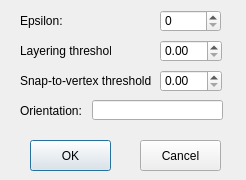
This is LEGO/DPOptionDialog.ui in xwzhangcs/LEGO as Qt 5 draws it before an edit. The edited form follows.
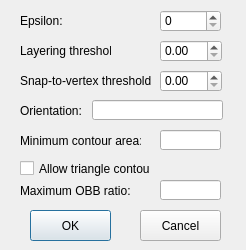
This is the edited form.

```diff
--- a/LEGO/DPOptionDialog.ui
+++ b/LEGO/DPOptionDialog.ui
@@ -7,7 +7,7 @@
     <x>0</x>
     <y>0</y>
     <width>246</width>
-    <height>180</height>
+    <height>250</height>
    </rect>
   </property>
   <property name="minimumSize">
@@ -19,7 +19,7 @@
   <property name="maximumSize">
    <size>
     <width>246</width>
-    <height>180</height>
+    <height>300</height>
    </size>
   </property>
   <property name="windowTitle">
@@ -42,7 +42,7 @@
    <property name="geometry">
     <rect>
      <x>30</x>
-     <y>140</y>
+     <y>210</y>
      <width>81</width>
      <height>31</height>
     </rect>
@@ -55,7 +55,7 @@
    <property name="geometry">
     <rect>
      <x>140</x>
-     <y>140</y>
+     <y>210</y>
      <width>81</width>
      <height>31</height>
     </rect>
@@ -146,6 +146,71 @@
     <set>Qt::AlignRight|Qt::AlignTrailing|Qt::AlignVCenter</set>
    </property>
   </widget>
+  <widget class="QLabel" name="label_5">
+   <property name="geometry">
+    <rect>
+     <x>20</x>
+     <y>130</y>
+     <width>121</width>
+     <height>21</height>
+    </rect>
+   </property>
+   <property name="text">
+    <string>Minimum contour area:</string>
+   </property>
+  </widget>
+  <widget class="QLineEdit" name="lineEditMinContourArea">
+   <property name="geometry">
+    <rect>
+     <x>160</x>
+     <y>130</y>
+     <width>61</width>
+     <height>20</height>
+    </rect>
+   </property>
+   <property name="alignment">
+    <set>Qt::AlignRight|Qt::AlignTrailing|Qt::AlignVCenter</set>
+   </property>
+  </widget>
+  <widget class="QCheckBox" name="checkBoxAllowTriangleContour">
+   <property name="geometry">
+    <rect>
+     <x>20</x>
+     <y>160</y>
+     <width>131</width>
+     <height>17</height>
+    </rect>
+   </property>
+   <property name="text">
+    <string>Allow triangle contour</string>
+   </property>
+  </widget>
+  <widget class="QLabel" name="label_6">
+   <property name="geometry">
+    <rect>
+     <x>20</x>
+     <y>180</y>
+     <width>121</width>
+     <height>21</height>
+    </rect>
+   </property>
+   <property name="text">
+    <string>Maximum OBB ratio:</string>
+   </property>
+  </widget>
+  <widget class="QLineEdit" name="lineEditMaxOBBRatio">
+   <property name="geometry">
+    <rect>
+     <x>160</x>
+     <y>180</y>
+     <width>61</width>
+     <height>20</height>
+    </rect>
+   </property>
+   <property name="alignment">
+    <set>Qt::AlignRight|Qt::AlignTrailing|Qt::AlignVCenter</set>
+   </property>
+  </widget>
  </widget>
  <layoutdefault spacing="6" margin="11"/>
  <resources/>
```
